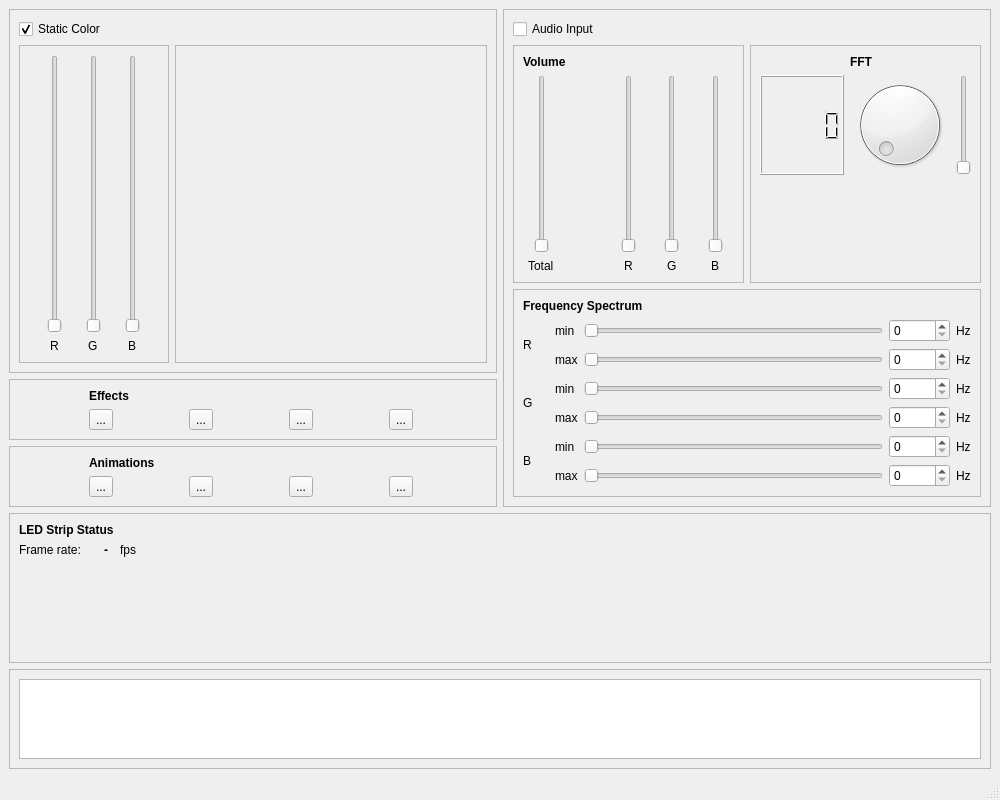
Before: the Qt Designer form src/gui/mainwindow.ui in bartromgens/ledstripstudio, drawn with Qt 5.
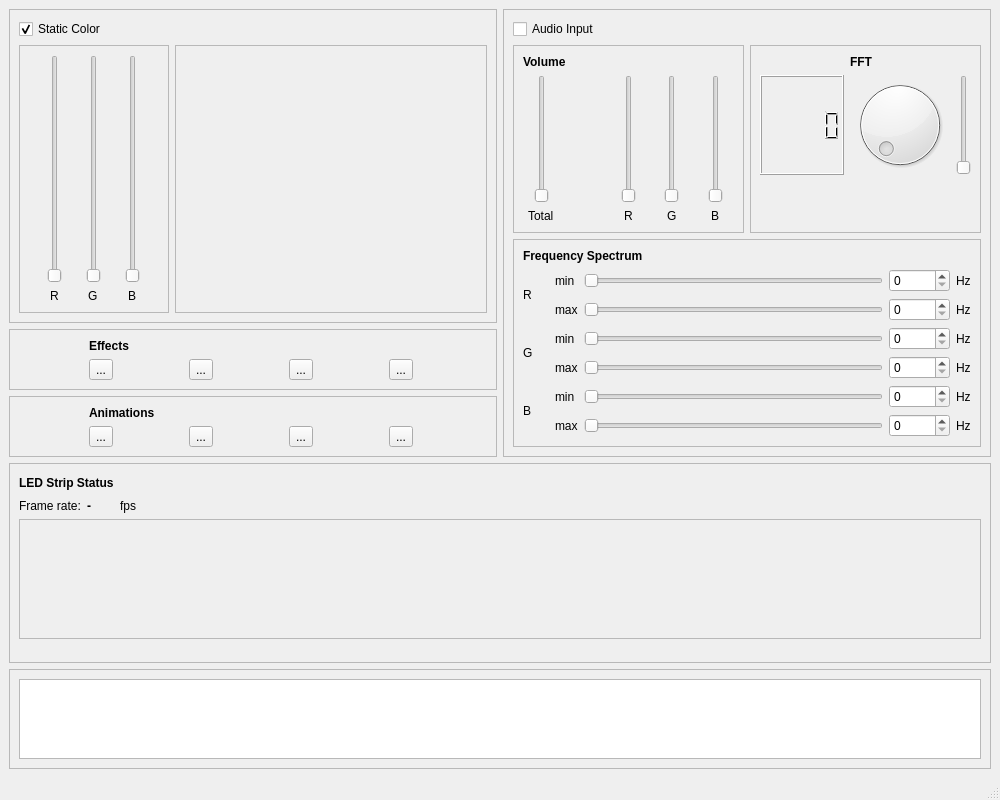
After: the same form once the commit is applied. Custom widgets are drawn as their Qt base class.

Commit message: Added a led strip animation widget that shows the status (color and brightness) of each led at a given time interval.

Diff of the .ui file:
```diff
--- a/src/gui/mainwindow.ui
+++ b/src/gui/mainwindow.ui
@@ -603,7 +603,7 @@
       <property name="maximumSize">
        <size>
         <width>16777215</width>
-        <height>150</height>
+        <height>200</height>
        </size>
       </property>
       <property name="frameShape">
@@ -613,6 +613,26 @@
        <enum>QFrame::Raised</enum>
       </property>
       <layout class="QGridLayout" name="gridLayout_11">
+       <item row="0" column="0" colspan="2">
+        <widget class="QLabel" name="label_8">
+         <property name="text">
+          <string>&lt;html&gt;&lt;head/&gt;&lt;body&gt;&lt;p&gt;&lt;span style=&quot; font-weight:600;&quot;&gt;LED Strip Status&lt;/span&gt;&lt;/p&gt;&lt;/body&gt;&lt;/html&gt;</string>
+         </property>
+        </widget>
+       </item>
+       <item row="0" column="3">
+        <spacer name="horizontalSpacer">
+         <property name="orientation">
+          <enum>Qt::Horizontal</enum>
+         </property>
+         <property name="sizeHint" stdset="0">
+          <size>
+           <width>40</width>
+           <height>20</height>
+          </size>
+         </property>
+        </spacer>
+       </item>
        <item row="1" column="0">
         <widget class="QLabel" name="label_26">
          <property name="text">
@@ -620,7 +640,7 @@
          </property>
         </widget>
        </item>
-       <item row="1" column="1" alignment="Qt::AlignRight">
+       <item row="1" column="1">
         <widget class="QLabel" name="fpsLcd">
          <property name="minimumSize">
           <size>
@@ -638,7 +658,42 @@
          </property>
         </widget>
        </item>
-       <item row="2" column="1">
+       <item row="1" column="2">
+        <widget class="QLabel" name="label_28">
+         <property name="text">
+          <string>&lt;html&gt;&lt;head/&gt;&lt;body&gt;&lt;p&gt;fps&lt;/p&gt;&lt;/body&gt;&lt;/html&gt;</string>
+         </property>
+        </widget>
+       </item>
+       <item row="2" column="0" colspan="4">
+        <widget class="QFrame" name="frame">
+         <property name="minimumSize">
+          <size>
+           <width>0</width>
+           <height>0</height>
+          </size>
+         </property>
+         <property name="frameShape">
+          <enum>QFrame::StyledPanel</enum>
+         </property>
+         <property name="frameShadow">
+          <enum>QFrame::Raised</enum>
+         </property>
+         <layout class="QVBoxLayout" name="verticalLayout">
+          <item>
+           <widget class="LedStripEmulator" name="ledStripEmulator" native="true">
+            <property name="minimumSize">
+             <size>
+              <width>0</width>
+              <height>100</height>
+             </size>
+            </property>
+           </widget>
+          </item>
+         </layout>
+        </widget>
+       </item>
+       <item row="3" column="0">
         <spacer name="verticalSpacer_2">
          <property name="orientation">
           <enum>Qt::Vertical</enum>
@@ -651,33 +706,6 @@
          </property>
         </spacer>
        </item>
-       <item row="0" column="0" colspan="2">
-        <widget class="QLabel" name="label_8">
-         <property name="text">
-          <string>&lt;html&gt;&lt;head/&gt;&lt;body&gt;&lt;p&gt;&lt;span style=&quot; font-weight:600;&quot;&gt;LED Strip Status&lt;/span&gt;&lt;/p&gt;&lt;/body&gt;&lt;/html&gt;</string>
-         </property>
-        </widget>
-       </item>
-       <item row="0" column="3" rowspan="2">
-        <spacer name="horizontalSpacer">
-         <property name="orientation">
-          <enum>Qt::Horizontal</enum>
-         </property>
-         <property name="sizeHint" stdset="0">
-          <size>
-           <width>40</width>
-           <height>20</height>
-          </size>
-         </property>
-        </spacer>
-       </item>
-       <item row="1" column="2">
-        <widget class="QLabel" name="label_28">
-         <property name="text">
-          <string>&lt;html&gt;&lt;head/&gt;&lt;body&gt;&lt;p&gt;fps&lt;/p&gt;&lt;/body&gt;&lt;/html&gt;</string>
-         </property>
-        </widget>
-       </item>
       </layout>
      </widget>
     </item>
@@ -737,6 +765,14 @@
   </widget>
   <widget class="QStatusBar" name="statusbar"/>
  </widget>
+ <customwidgets>
+  <customwidget>
+   <class>LedStripEmulator</class>
+   <extends>QWidget</extends>
+   <header>ledstripemulator.h</header>
+   <container>1</container>
+  </customwidget>
+ </customwidgets>
  <resources/>
  <connections/>
 </ui>
```
Left out of the diff: 298 changed lines with no effect on the pictures. The commit also changes 8 other files.
